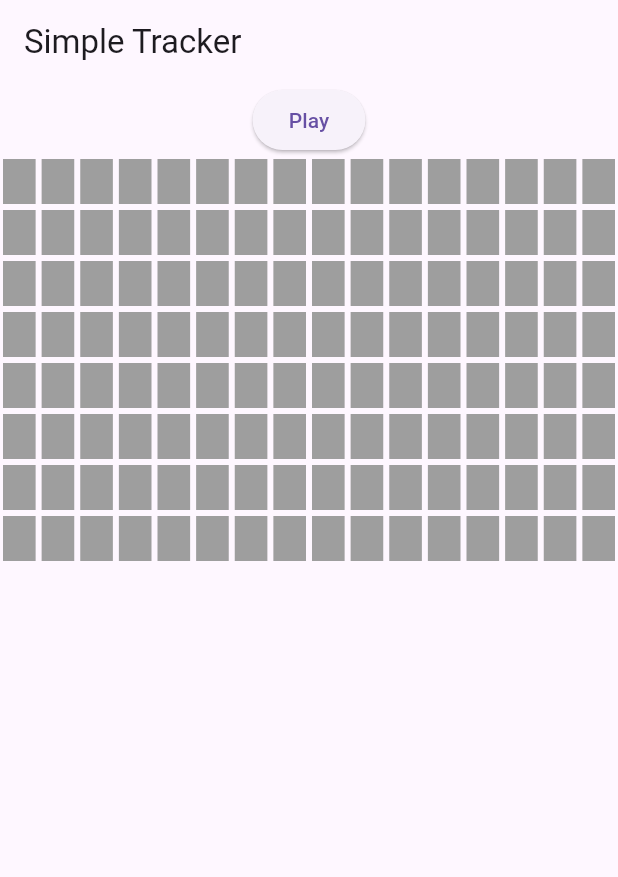
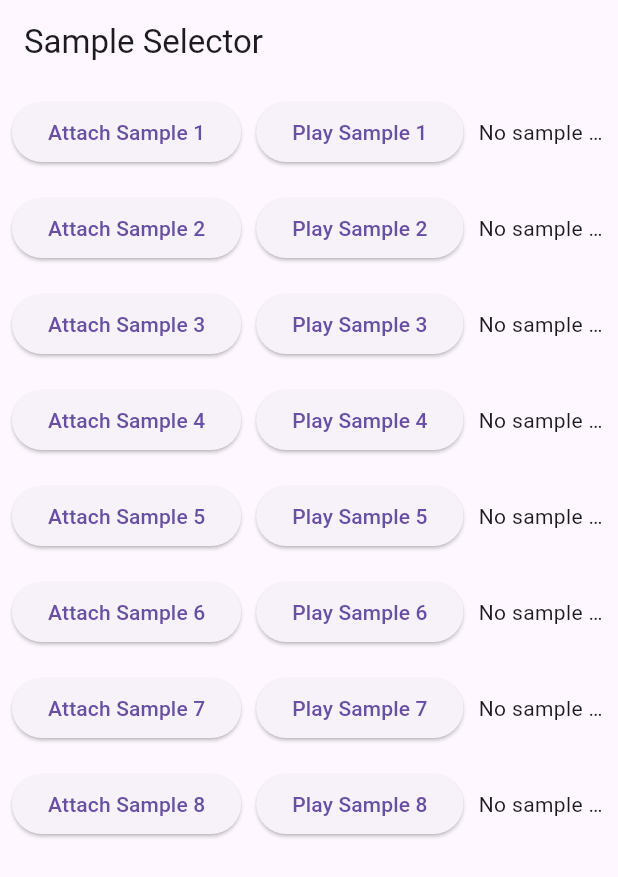
Before and after one commit to luddite478/fortuned, a Flutter app: the screen it shows after launch, on a phone screen of 412 x 824 dp. Shown: the top 877 px of the screen. Run offline on Flutter 3.47's test engine with Material 3 defaults, Android fonts, the phone set to English and light mode, and no system bars; our stand-ins replace file_picker; missing offline and left inert: dart:ffi; statements that could not run were skipped.

Commit message:
ios app starts

```diff
--- a/lib/main.dart
+++ b/lib/main.dart
@@ -1,4 +1,5 @@
 import 'dart:ffi';
+import 'package:file_picker/file_picker.dart';
 import 'package:flutter/material.dart';
 import 'package:ffi/ffi.dart';
 import 'miniaudio.dart';
@@ -9,87 +10,79 @@ void main() {
 }
 
 class MyApp extends StatelessWidget {
-  final List<String> samplePaths = List.generate(8, (i) => 'sample_$i.wav');
-
   @override
   Widget build(BuildContext context) {
     return MaterialApp(
       home: Scaffold(
-        appBar: AppBar(title: Text('Simple Tracker')),
-        body: TrackerGrid(samplePaths: samplePaths),
+        appBar: AppBar(title: Text('Sample Selector')),
+        body: SampleSelector(),
       ),
     );
   }
 }
 
-class TrackerGrid extends StatefulWidget {
-  final List<String> samplePaths;
-
-  const TrackerGrid({required this.samplePaths});
-
+class SampleSelector extends StatefulWidget {
   @override
-  State<TrackerGrid> createState() => _TrackerGridState();
+  State<SampleSelector> createState() => _SampleSelectorState();
 }
 
-class _TrackerGridState extends State<TrackerGrid> {
-  final int steps = 16;
-  late List<List<bool>> grid;
+class _SampleSelectorState extends State<SampleSelector> {
+  final List<String?> samplePaths = List.filled(8, null);
 
-  @override
-  void initState() {
-    super.initState();
-    grid = List.generate(widget.samplePaths.length, (_) => List.filled(steps, false));
+  void _selectSample(int index) async {
+    String? filePath = await FilePicker.platform.pickFiles(
+      type: FileType.audio,
+    ).then((result) => result?.files.single.path);
+
+    if (filePath != null) {
+      setState(() {
+        samplePaths[index] = filePath;
+      });
+    }
   }
 
-  void _trigger(int track, int step) {
-    final path = widget.samplePaths[track];
+  void _playSample(int index) {
+    final path = samplePaths[index];
+    if (path != null) {
       final cPath = path.toNativeUtf8();
       playSample(cPath);
       malloc.free(cPath);
-  }
-
-  void _toggle(int track, int step) {
-    setState(() {
-      grid[track][step] = !grid[track][step];
-    });
-  }
-
-  void _playSequence() async {
-    for (int step = 0; step < steps; step++) {
-      for (int track = 0; track < widget.samplePaths.length; track++) {
-        if (grid[track][step]) _trigger(track, step);
-      }
-      await Future.delayed(Duration(milliseconds: 250));
+    } else {
+      ScaffoldMessenger.of(context).showSnackBar(
+        SnackBar(content: Text('No sample attached to this button')),
+      );
     }
   }
 
   @override
   Widget build(BuildContext context) {
-    return Column(
+    return ListView.builder(
+      itemCount: samplePaths.length,
+      itemBuilder: (context, index) {
+        return Padding(
+          padding: const EdgeInsets.all(8.0),
+          child: Row(
             children: [
-        ElevatedButton(onPressed: _playSequence, child: Text('Play')),
+              ElevatedButton(
+                onPressed: () => _selectSample(index),
+                child: Text('Attach Sample ${index + 1}'),
+              ),
+              SizedBox(width: 10),
+              ElevatedButton(
+                onPressed: () => _playSample(index),
+                child: Text('Play Sample ${index + 1}'),
+              ),
+              SizedBox(width: 10),
               Expanded(
-          child: ListView.builder(
-            itemCount: widget.samplePaths.length,
-            itemBuilder: (context, track) {
-              return Row(
-                children: List.generate(steps, (step) {
-                  return Expanded(
-                    child: GestureDetector(
-                      onTap: () => _toggle(track, step),
-                      child: Container(
-                        margin: EdgeInsets.all(2),
-                        height: 30,
-                        color: grid[track][step] ? Colors.green : Colors.grey,
-                      ),
-                    ),
-                  );
-                }),
-              );
-            },
+                child: Text(
+                  samplePaths[index] ?? 'No sample attached',
+                  overflow: TextOverflow.ellipsis,
                 ),
               ),
             ],
+          ),
+        );
+      },
     );
   }
 }
--- a/pubspec.yaml
+++ b/pubspec.yaml
@@ -9,6 +9,7 @@ dependencies:
   flutter:
     sdk: flutter
   ffi: ^2.0.1
+  file_picker: ^10.1.9
 
 flutter:
   uses-material-design: true
```
Also changed, not shown: pubspec.lock, 10 other files. Lines whose indentation alone changed are shown as unchanged.
